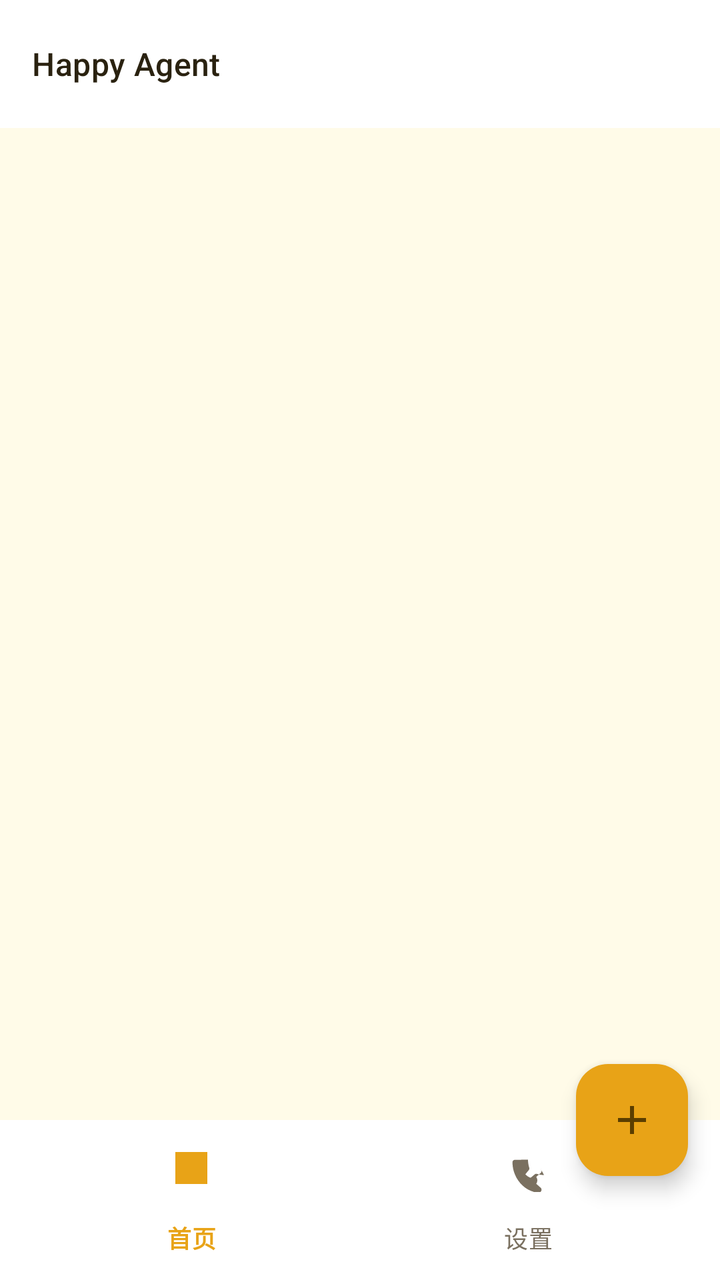
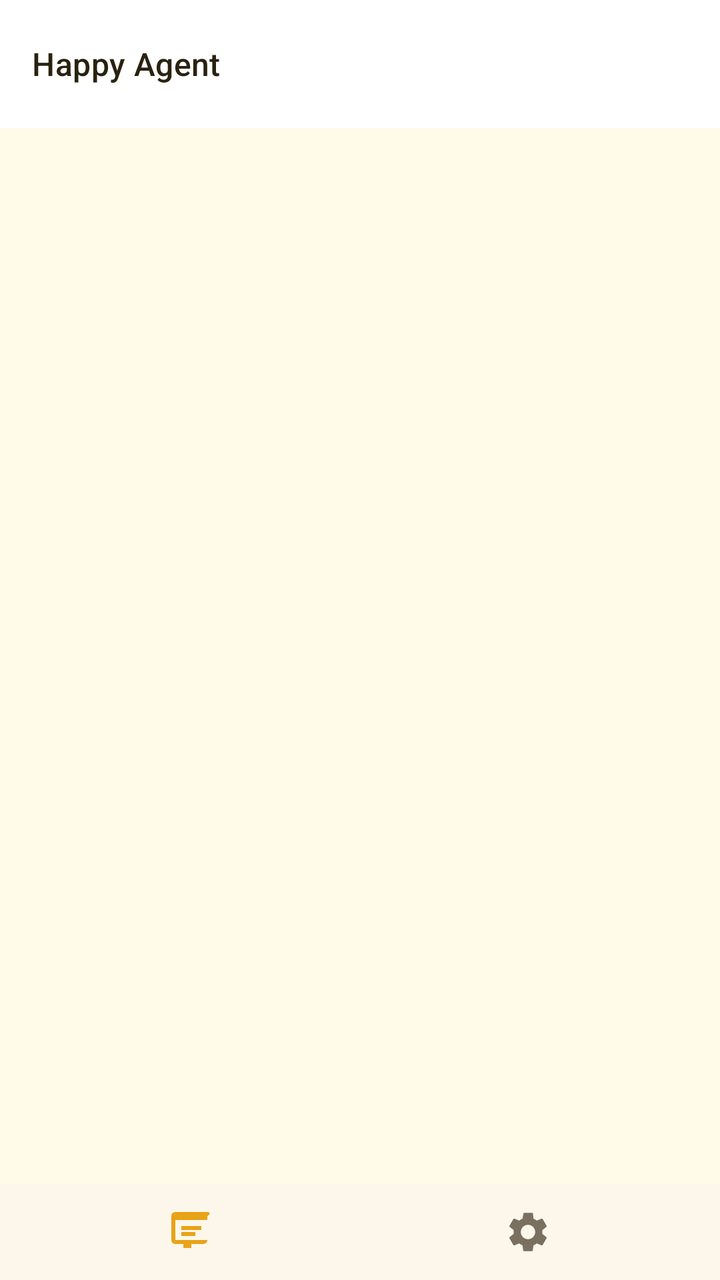

Two renders of the same Android screen: before a commit and after it. Below are the layout's source before the change and the commit's diff.
<!-- AndroidManifest.xml: application theme AppTheme -->
<!-- res/layout/activity_main.xml -->
<?xml version="1.0" encoding="utf-8"?>
<androidx.coordinatorlayout.widget.CoordinatorLayout
    xmlns:android="http://schemas.android.com/apk/res/android"
    xmlns:app="http://schemas.android.com/apk/res-auto"
    android:id="@+id/coordinator"
    android:layout_width="match_parent"
    android:layout_height="match_parent"
    android:background="?android:colorBackground">

    <com.google.android.material.appbar.AppBarLayout
        android:layout_width="match_parent"
        android:layout_height="wrap_content"
        android:elevation="0dp"
        android:background="?attr/colorSurface">

        <com.google.android.material.appbar.MaterialToolbar
            android:id="@+id/main_toolbar"
            android:layout_width="match_parent"
            android:layout_height="?attr/actionBarSize"
            android:background="?attr/colorSurface"
            app:title="@string/app_name"
            app:titleTextAppearance="@style/TextAppearance.Material3.TitleMedium"
            app:titleTextColor="?attr/colorOnSurface" />
    </com.google.android.material.appbar.AppBarLayout>

    <FrameLayout
        android:layout_width="match_parent"
        android:layout_height="match_parent"
        android:layout_marginBottom="56dp"
        app:layout_behavior="@string/appbar_scrolling_view_behavior">

        <FrameLayout
            android:id="@+id/fragment_container"
            android:layout_width="match_parent"
            android:layout_height="match_parent" />
    </FrameLayout>

    <com.google.android.material.floatingactionbutton.FloatingActionButton
        android:id="@+id/fab_new_task"
        android:layout_width="wrap_content"
        android:layout_height="wrap_content"
        android:onClick="onFabClick"
        android:src="@drawable/ic_add"
        app:backgroundTint="?attr/colorPrimary"
        android:contentDescription="@string/new_task"
        app:layout_anchor="@id/bottom_nav"
        app:layout_anchorGravity="top|end"
        android:layout_marginTop="12dp"
        android:layout_marginEnd="16dp" />

    <com.google.android.material.bottomnavigation.BottomNavigationView
        android:id="@+id/bottom_nav"
        android:layout_width="match_parent"
        android:layout_height="wrap_content"
        android:layout_gravity="bottom"
        android:background="?attr/colorSurface"
        android:elevation="0dp"
        app:menu="@menu/bottom_nav_menu"
        app:itemIconTint="@color/nav_item_color"
        app:itemTextColor="@color/nav_item_color"
        app:labelVisibilityMode="labeled"
        app:elevation="0dp" />

</androidx.coordinatorlayout.widget.CoordinatorLayout>
<!-- resources referenced by this layout -->
<resources>
  <!-- drawable ic_add (drawable) -->
  <?xml version="1.0" encoding="utf-8"?>
  <vector xmlns:android="http://schemas.android.com/apk/res/android"
      android:width="24dp" android:height="24dp"
      android:viewportWidth="24" android:viewportHeight="24">
      <path
          android:fillColor="#FFFFFF"
          android:pathData="M19,13h-6v6h-2v-6H5v-2h6V5h2v6h6v2z" />
  </vector>
  <string name="app_name">Happy Agent</string>
  <string name="new_task">新建任务</string>
  <style name="AppTheme" parent="Theme.Material3.Light.NoActionBar">
          <item name="colorPrimary">@color/acc_default</item>
          <item name="colorOnPrimary">@color/acc_on</item>
          <item name="colorPrimaryContainer">@color/acc_default_c</item>
          <item name="colorOnPrimaryContainer">@color/acc_default_c_on</item>
          <item name="colorSecondary">@color/acc_default</item>
          <item name="colorOnSecondary">@color/acc_on</item>
          <item name="colorSecondaryContainer">@color/acc_default_c</item>
          <item name="colorOnSecondaryContainer">@color/acc_default_c_on</item>
  
          <item name="android:colorBackground">@color/background</item>
          <item name="android:windowBackground">@color/background</item>
          <item name="colorSurface">@color/surface</item>
          <item name="colorOnSurface">@color/on_surface</item>
          <item name="colorSurfaceVariant">@color/surface_variant</item>
          <item name="colorOnSurfaceVariant">@color/on_surface_variant</item>
          <item name="colorOutline">@color/outline</item>
          <item name="colorOutlineVariant">@color/hairline</item>
          <item name="colorError">@color/error</item>
          <item name="colorOnError">#FFFFFF</item>
  
          <item name="android:statusBarColor">@color/background</item>
          <item name="android:windowLightStatusBar">true</item>
          <item name="android:navigationBarColor">@color/background</item>
  
          <item name="materialButtonStyle">@style/Widget.App.Button</item>
          <item name="materialButtonOutlinedStyle">@style/Widget.App.Button.Outline</item>
      </style>
  <color name="acc_default">#E8A317</color>
  <color name="acc_on">#FFFFFF</color>
  <color name="acc_default_c">#FFF0C0</color>
  <color name="acc_default_c_on">#5A3E00</color>
  <color name="background">#FFFBE8</color>
  <color name="surface">#FFFFFF</color>
  <color name="on_surface">#2A2210</color>
  <color name="surface_variant">#F5EDD4</color>
  <color name="on_surface_variant">#7A7060</color>
  <color name="outline">#EDE4CC</color>
  <color name="hairline">#F5F0E0</color>
  <color name="error">#C0392B</color>
  <style name="Widget.App.Button" parent="Widget.Material3.Button">
          <item name="cornerRadius">10dp</item>
          <item name="android:textSize">14sp</item>
          <item name="android:textAllCaps">false</item>
          <item name="elevation">0dp</item>
      </style>
  <style name="Widget.App.Button.Outline" parent="Widget.Material3.Button.OutlinedButton">
          <item name="cornerRadius">10dp</item>
          <item name="android:textSize">14sp</item>
          <item name="android:textAllCaps">false</item>
      </style>
</resources>

<!-- the commit's change to res/layout/activity_main.xml (unified diff, before → after) -->
@@ -24,41 +24,25 @@
     </com.google.android.material.appbar.AppBarLayout>
 
     <FrameLayout
+        android:id="@+id/fragment_container"
         android:layout_width="match_parent"
         android:layout_height="match_parent"
-        android:layout_marginBottom="56dp"
-        app:layout_behavior="@string/appbar_scrolling_view_behavior">
-
-        <FrameLayout
-            android:id="@+id/fragment_container"
-            android:layout_width="match_parent"
-            android:layout_height="match_parent" />
-    </FrameLayout>
-
-    <com.google.android.material.floatingactionbutton.FloatingActionButton
-        android:id="@+id/fab_new_task"
-        android:layout_width="wrap_content"
-        android:layout_height="wrap_content"
-        android:onClick="onFabClick"
-        android:src="@drawable/ic_add"
-        app:backgroundTint="?attr/colorPrimary"
-        android:contentDescription="@string/new_task"
-        app:layout_anchor="@id/bottom_nav"
-        app:layout_anchorGravity="top|end"
-        android:layout_marginTop="12dp"
-        android:layout_marginEnd="16dp" />
+        android:layout_marginBottom="48dp"
+        app:layout_behavior="@string/appbar_scrolling_view_behavior" />
 
     <com.google.android.material.bottomnavigation.BottomNavigationView
         android:id="@+id/bottom_nav"
         android:layout_width="match_parent"
-        android:layout_height="wrap_content"
+        android:layout_height="48dp"
         android:layout_gravity="bottom"
         android:background="?attr/colorSurface"
         android:elevation="0dp"
         app:menu="@menu/bottom_nav_menu"
         app:itemIconTint="@color/nav_item_color"
         app:itemTextColor="@color/nav_item_color"
-        app:labelVisibilityMode="labeled"
-        app:elevation="0dp" />
+        app:labelVisibilityMode="unlabeled"
+        app:itemIconSize="24dp"
+        app:itemPaddingTop="8dp"
+        app:itemPaddingBottom="8dp" />
 
 </androidx.coordinatorlayout.widget.CoordinatorLayout>
<!-- resource entries referenced after the edit -->
@@ -1,16 +1,6 @@
 <!-- resources referenced by this layout -->
 <resources>
-  <!-- drawable ic_add (drawable) -->
-  <?xml version="1.0" encoding="utf-8"?>
-  <vector xmlns:android="http://schemas.android.com/apk/res/android"
-      android:width="24dp" android:height="24dp"
-      android:viewportWidth="24" android:viewportHeight="24">
-      <path
-          android:fillColor="#FFFFFF"
-          android:pathData="M19,13h-6v6h-2v-6H5v-2h6V5h2v6h6v2z" />
-  </vector>
   <string name="app_name">Happy Agent</string>
-  <string name="new_task">新建任务</string>
   <style name="AppTheme" parent="Theme.Material3.Light.NoActionBar">
           <item name="colorPrimary">@color/acc_default</item>
           <item name="colorOnPrimary">@color/acc_on</item>
